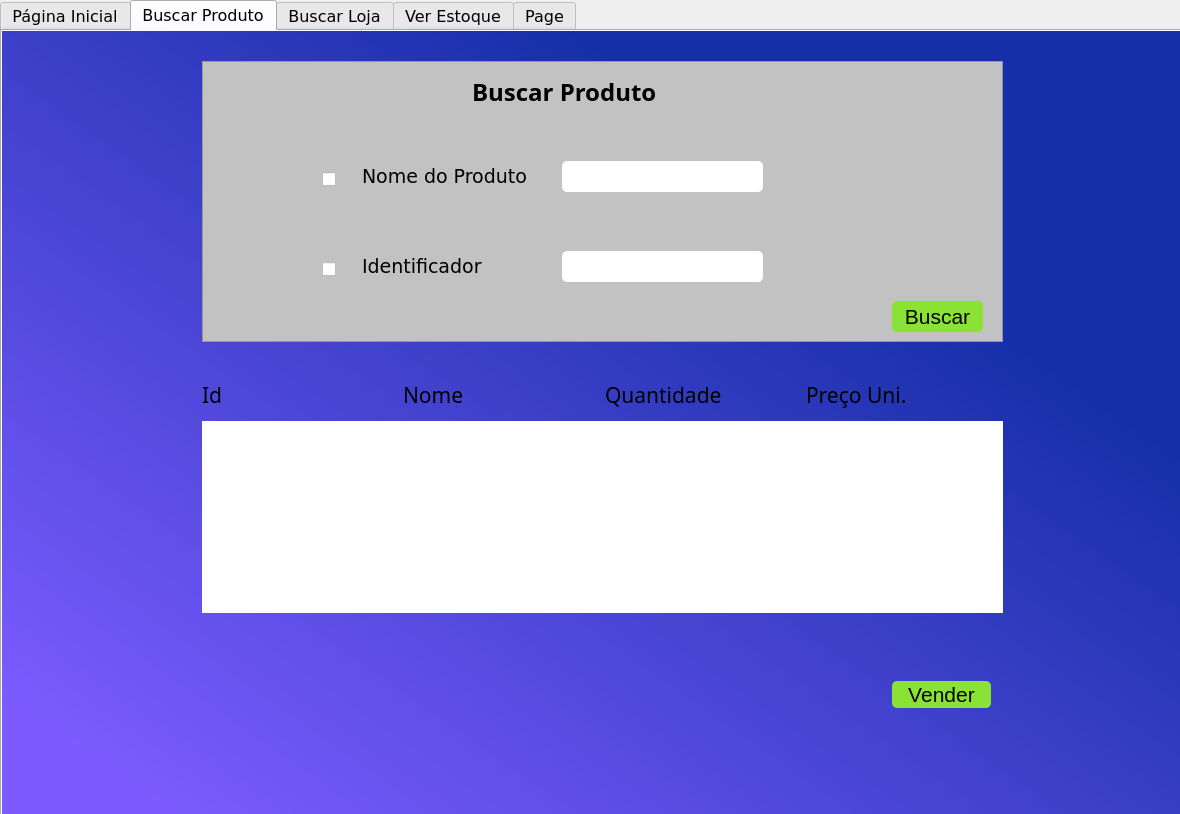
Before: the Qt Designer form telas/Home.ui in FranciscoMaik/Toth, drawn with Qt 5.
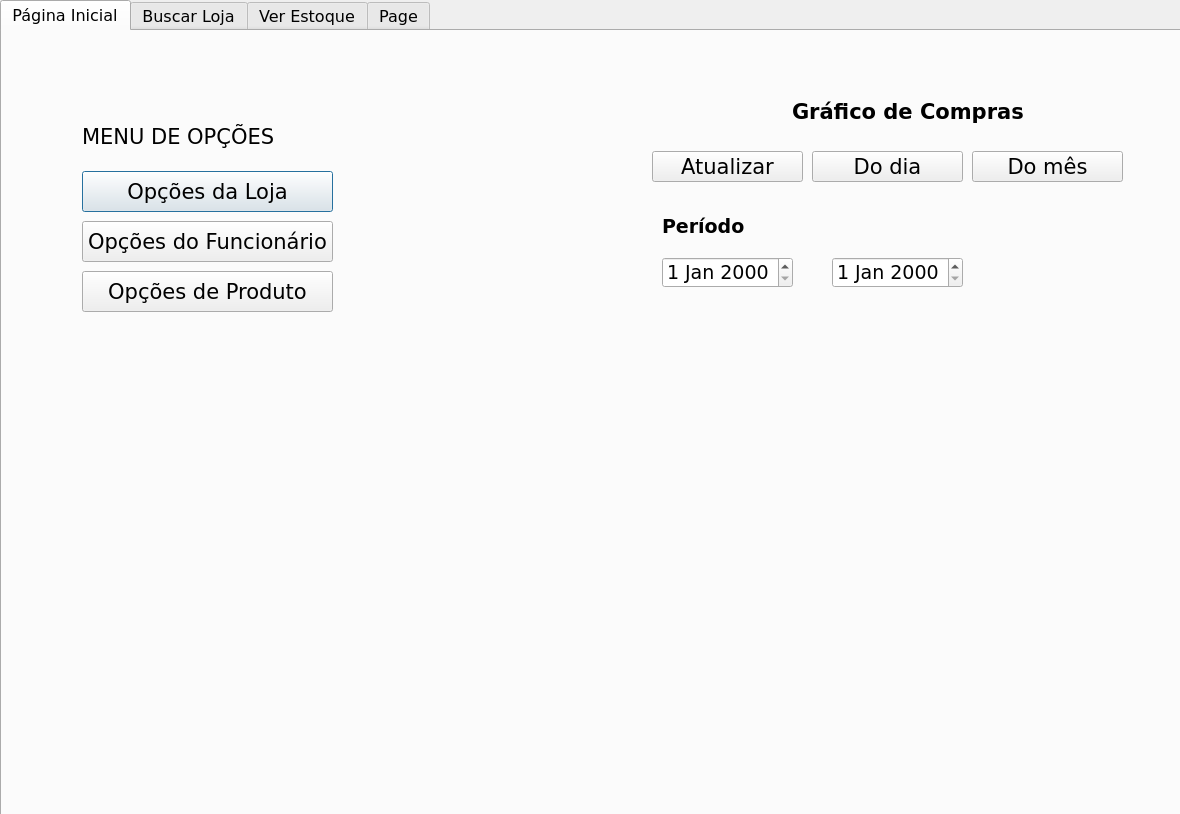
After: the same form once the commit is applied.

```diff
--- a/telas/Home.ui
+++ b/telas/Home.ui
@@ -41,7 +41,7 @@
     <enum>Qt::LeftToRight</enum>
    </property>
    <property name="currentIndex">
-    <number>1</number>
+    <number>0</number>
    </property>
    <widget class="QWidget" name="pagina_inicial">
     <property name="font">
@@ -51,9 +51,7 @@
      </font>
     </property>
     <property name="styleSheet">
-     <string notr="true">#pagina_inicial{
-background-color: qlineargradient(spread:pad, x1:0.095, y1:0.903, x2:0.994, y2:0.0113636, stop:0 rgba(123, 91, 255, 255), stop:0.716418 rgba(22, 47, 168, 255));
-}</string>
+     <string notr="true"/>
     </property>
     <attribute name="title">
      <string>Página Inicial</string>
@@ -85,7 +83,7 @@
       <rect>
        <x>80</x>
        <y>140</y>
-       <width>241</width>
+       <width>251</width>
        <height>41</height>
       </rect>
      </property>
@@ -99,13 +97,10 @@
       <bool>false</bool>
      </property>
      <property name="styleSheet">
-      <string notr="true">#btn_cadastrar_loja{
-background-color:#ffffff;
-border-radius: 5px;
-}</string>
+      <string notr="true"/>
      </property>
      <property name="text">
-      <string>Cadastra Loja</string>
+      <string>Opções da Loja</string>
      </property>
     </widget>
     <widget class="QPushButton" name="btn_cadastrar_funcionario">
@@ -113,7 +108,7 @@
       <rect>
        <x>80</x>
        <y>190</y>
-       <width>241</width>
+       <width>251</width>
        <height>41</height>
       </rect>
      </property>
@@ -124,13 +119,10 @@
       </font>
      </property>
      <property name="styleSheet">
-      <string notr="true">#btn_cadastrar_funcionario{
-background-color:#ffffff;
-border-radius: 5px;
-}</string>
+      <string notr="true"/>
      </property>
      <property name="text">
-      <string>Cadastrar Funcionário</string>
+      <string>Opções do Funcionário</string>
      </property>
     </widget>
     <widget class="QPushButton" name="btn_cadastrar_produto">
@@ -138,7 +130,7 @@
       <rect>
        <x>80</x>
        <y>240</y>
-       <width>241</width>
+       <width>251</width>
        <height>41</height>
       </rect>
      </property>
@@ -149,13 +141,10 @@
       </font>
      </property>
      <property name="styleSheet">
-      <string notr="true">#btn_cadastrar_produto{
-background-color:#ffffff;
-border-radius: 5px;
-}</string>
+      <string notr="true"/>
      </property>
      <property name="text">
-      <string>Cadastrar Produto</string>
+      <string>Opções de Produto</string>
      </property>
     </widget>
     <widget class="QLabel" name="label_2">
@@ -239,8 +228,8 @@
     <widget class="QWidget" name="gridLayoutWidget">
      <property name="geometry">
       <rect>
-       <x>650</x>
-       <y>170</y>
+       <x>660</x>
+       <y>310</y>
        <width>471</width>
        <height>381</height>
       </rect>
@@ -260,324 +249,47 @@
       <string/>
      </property>
     </widget>
-   </widget>
-   <widget class="QWidget" name="buscar_produto">
-    <property name="styleSheet">
-     <string notr="true">#buscar_produto{
-background-color: qlineargradient(spread:pad, x1:0.095, y1:0.903, x2:0.994, y2:0.0113636, stop:0 rgba(123, 91, 255, 255), stop:0.716418 rgba(22, 47, 168, 255));
-}</string>
-    </property>
-    <attribute name="title">
-     <string>Buscar Produto</string>
-    </attribute>
-    <widget class="QLabel" name="label_12">
+    <widget class="QDateEdit" name="data_inicial">
      <property name="geometry">
       <rect>
-       <x>470</x>
-       <y>40</y>
-       <width>221</width>
-       <height>41</height>
+       <x>660</x>
+       <y>226</y>
+       <width>131</width>
+       <height>31</height>
+      </rect>
+     </property>
+    </widget>
+    <widget class="QDateEdit" name="date_final">
+     <property name="geometry">
+      <rect>
+       <x>830</x>
+       <y>226</y>
+       <width>131</width>
+       <height>31</height>
+      </rect>
+     </property>
+    </widget>
+    <widget class="QLabel" name="label_3">
+     <property name="geometry">
+      <rect>
+       <x>660</x>
+       <y>170</y>
+       <width>191</width>
+       <height>51</height>
       </rect>
      </property>
      <property name="font">
       <font>
-       <family>Microsoft PhagsPa</family>
-       <pointsize>18</pointsize>
+       <family>DejaVu Sans</family>
+       <pointsize>14</pointsize>
        <weight>75</weight>
        <bold>true</bold>
       </font>
      </property>
      <property name="text">
-      <string>Buscar Produto</string>
+      <string>Período</string>
      </property>
     </widget>
-    <widget class="QLineEdit" name="txt_nome_produto">
-     <property name="geometry">
-      <rect>
-       <x>560</x>
-       <y>130</y>
-       <width>201</width>
-       <height>31</height>
-      </rect>
-     </property>
-     <property name="font">
-      <font>
-       <family>Microsoft PhagsPa</family>
-       <pointsize>16</pointsize>
-      </font>
-     </property>
-     <property name="styleSheet">
-      <string notr="true">#txt_nome_produto{
-border-radius: 5px;
-}</string>
-     </property>
-    </widget>
-    <widget class="QLineEdit" name="txt_id_produto">
-     <property name="geometry">
-      <rect>
-       <x>560</x>
-       <y>220</y>
-       <width>201</width>
-       <height>31</height>
-      </rect>
-     </property>
-     <property name="font">
-      <font>
-       <family>Microsoft PhagsPa</family>
-       <pointsize>16</pointsize>
-      </font>
-     </property>
-     <property name="styleSheet">
-      <string notr="true">#txt_id_produto{
-border-radius: 5px;
-}</string>
-     </property>
-    </widget>
-    <widget class="QFrame" name="frame_4">
-     <property name="geometry">
-      <rect>
-       <x>200</x>
-       <y>30</y>
-       <width>801</width>
-       <height>281</height>
-      </rect>
-     </property>
-     <property name="styleSheet">
-      <string notr="true">#frame_4{
-background-color:rgb(194, 194, 194);
-}</string>
-     </property>
-     <property name="frameShape">
-      <enum>QFrame::StyledPanel</enum>
-     </property>
-     <property name="frameShadow">
-      <enum>QFrame::Raised</enum>
-     </property>
-     <widget class="QPushButton" name="btn_buscar_produto">
-      <property name="geometry">
-       <rect>
-        <x>690</x>
-        <y>240</y>
-        <width>91</width>
-        <height>31</height>
-       </rect>
-      </property>
-      <property name="font">
-       <font>
-        <pointsize>16</pointsize>
-       </font>
-      </property>
-      <property name="styleSheet">
-       <string notr="true">#btn_buscar_produto{
-background-color:rgb(138, 226, 52);
-border-radius: 5px;
-}</string>
-      </property>
-      <property name="text">
-       <string>Buscar</string>
-      </property>
-     </widget>
-     <widget class="QLabel" name="label_13">
-      <property name="geometry">
-       <rect>
-        <x>160</x>
-        <y>100</y>
-        <width>191</width>
-        <height>31</height>
-       </rect>
-      </property>
-      <property name="font">
-       <font>
-        <family>DejaVu Sans</family>
-        <pointsize>14</pointsize>
-       </font>
-      </property>
-      <property name="text">
-       <string>Nome do Produto</string>
-      </property>
-     </widget>
-     <widget class="QLabel" name="label_14">
-      <property name="geometry">
-       <rect>
-        <x>160</x>
-        <y>190</y>
-        <width>161</width>
-        <height>31</height>
-       </rect>
-      </property>
-      <property name="font">
-       <font>
-        <family>DejaVu Sans</family>
-        <pointsize>14</pointsize>
-       </font>
-      </property>
-      <property name="text">
-       <string>Identificador</string>
-      </property>
-     </widget>
-     <widget class="QCheckBox" name="cb_nome_produto">
-      <property name="geometry">
-       <rect>
-        <x>120</x>
-        <y>110</y>
-        <width>16</width>
-        <height>17</height>
-       </rect>
-      </property>
-      <property name="font">
-       <font>
-        <family>Microsoft PhagsPa</family>
-        <pointsize>16</pointsize>
-       </font>
-      </property>
-      <property name="text">
-       <string/>
-      </property>
-     </widget>
-     <widget class="QCheckBox" name="cb_id_produto">
-      <property name="geometry">
-       <rect>
-        <x>120</x>
-        <y>200</y>
-        <width>16</width>
-        <height>17</height>
-       </rect>
-      </property>
-      <property name="font">
-       <font>
-        <family>Microsoft PhagsPa</family>
-        <pointsize>16</pointsize>
-       </font>
-      </property>
-      <property name="text">
-       <string/>
-      </property>
-     </widget>
-    </widget>
-    <widget class="QColumnView" name="cv_mostrar_produtos">
-     <property name="geometry">
-      <rect>
-       <x>200</x>
-       <y>390</y>
-       <width>801</width>
-       <height>192</height>
-      </rect>
-     </property>
-     <property name="styleSheet">
-      <string notr="true">#cv_mostrar_produtos{
-border-radius: 5px;
-}</string>
-     </property>
-    </widget>
-    <widget class="QLabel" name="label_16">
-     <property name="geometry">
-      <rect>
-       <x>401</x>
-       <y>350</y>
-       <width>196</width>
-       <height>27</height>
-      </rect>
-     </property>
-     <property name="font">
-      <font>
-       <family>Microsoft PhagsPa</family>
-       <pointsize>16</pointsize>
-      </font>
-     </property>
-     <property name="text">
-      <string>Nome</string>
-     </property>
-    </widget>
-    <widget class="QLabel" name="label_15">
-     <property name="geometry">
-      <rect>
-       <x>200</x>
-       <y>350</y>
-       <width>195</width>
-       <height>27</height>
-      </rect>
-     </property>
-     <property name="font">
-      <font>
-       <family>Microsoft PhagsPa</family>
-       <pointsize>16</pointsize>
-      </font>
-     </property>
-     <property name="text">
-      <string>Id</string>
-     </property>
-    </widget>
-    <widget class="QLabel" name="label_18">
-     <property name="geometry">
-      <rect>
-       <x>804</x>
-       <y>350</y>
-       <width>195</width>
-       <height>27</height>
-      </rect>
-     </property>
-     <property name="font">
-      <font>
-       <family>Microsoft PhagsPa</family>
-       <pointsize>16</pointsize>
-      </font>
-     </property>
-     <property name="text">
-      <string>Preço Uni.</string>
-     </property>
-    </widget>
-    <widget class="QLabel" name="label_17">
-     <property name="geometry">
-      <rect>
-       <x>603</x>
-       <y>350</y>
-       <width>195</width>
-       <height>27</height>
-      </rect>
-     </property>
-     <property name="font">
-      <font>
-       <family>Microsoft PhagsPa</family>
-       <pointsize>16</pointsize>
-      </font>
-     </property>
-     <property name="text">
-      <string>Quantidade</string>
-     </property>
-    </widget>
-    <widget class="QPushButton" name="btn_vender">
-     <property name="geometry">
-      <rect>
-       <x>890</x>
-       <y>650</y>
-       <width>99</width>
-       <height>27</height>
-      </rect>
-     </property>
-     <property name="font">
-      <font>
-       <pointsize>16</pointsize>
-      </font>
-     </property>
-     <property name="styleSheet">
-      <string notr="true">#btn_vender{
-background-color:rgb(138, 226, 52);
-border-radius: 5px;}</string>
-     </property>
-     <property name="text">
-      <string>Vender</string>
-     </property>
-    </widget>
-    <zorder>frame_4</zorder>
-    <zorder>label_12</zorder>
-    <zorder>txt_nome_produto</zorder>
-    <zorder>txt_id_produto</zorder>
-    <zorder>cv_mostrar_produtos</zorder>
-    <zorder>label_16</zorder>
-    <zorder>label_15</zorder>
-    <zorder>label_18</zorder>
-    <zorder>label_17</zorder>
-    <zorder>btn_vender</zorder>
    </widget>
    <widget class="QWidget" name="buscar_loja">
     <property name="styleSheet">
@@ -1103,46 +815,6 @@
     <attribute name="title">
      <string>Page</string>
     </attribute>
-    <widget class="QLabel" name="label_3">
-     <property name="geometry">
-      <rect>
-       <x>740</x>
-       <y>90</y>
-       <width>181</width>
-       <height>41</height>
-      </rect>
-     </property>
-     <property name="font">
-      <font>
-       <family>DejaVu Serif</family>
-       <pointsize>16</pointsize>
-       <weight>75</weight>
-       <italic>false</italic>
-       <bold>true</bold>
-      </font>
-     </property>
-     <property name="text">
-      <string>Loja Conectada</string>
-     </property>
-    </widget>
-    <widget class="QSpinBox" name="sb_loja_conectada">
-     <property name="geometry">
-      <rect>
-       <x>740</x>
-       <y>140</y>
-       <width>181</width>
-       <height>41</height>
-      </rect>
-     </property>
-     <property name="styleSheet">
-      <string notr="true">#sb_loja_conectada{
-border-radius: 5px;
-}</string>
-     </property>
-     <property name="maximum">
-      <number>100000</number>
-     </property>
-    </widget>
     <widget class="QLabel" name="label_4">
      <property name="geometry">
       <rect>
```
Left out of the diff: 222 changed lines with no effect on the pictures.
